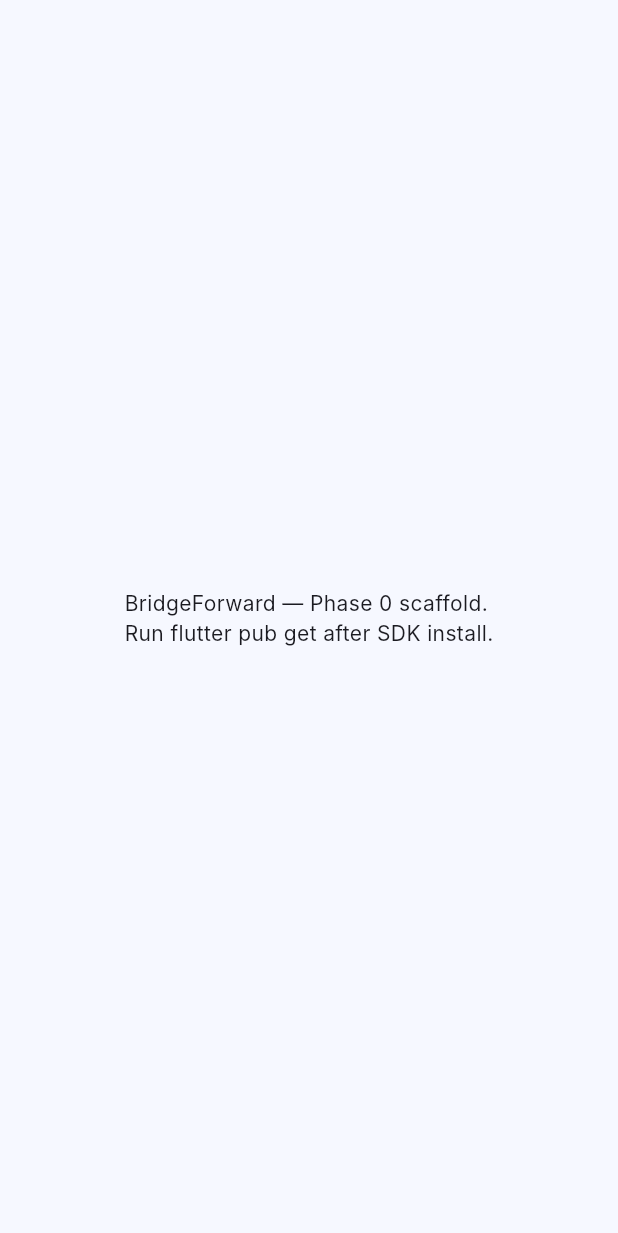
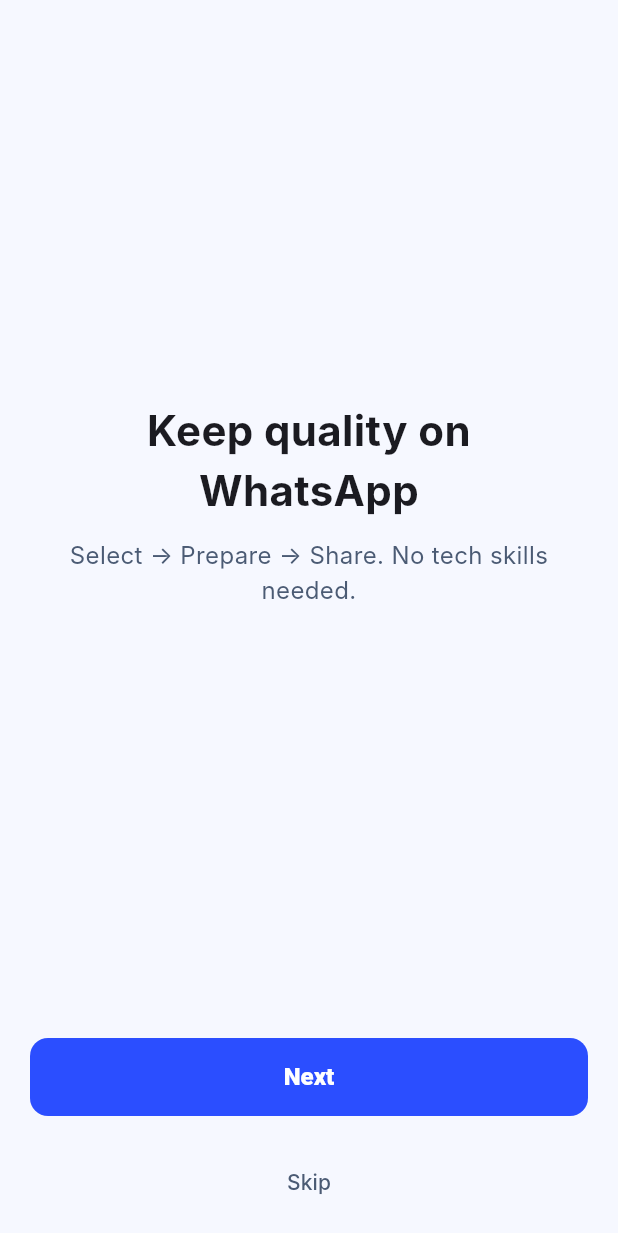
Before and after one commit to Zain556-hue/BridgeForward, a Flutter app: the screen it shows after launch, on a phone screen of 412 x 824 dp. Shown: the top 1233 px of the screen. Run offline on Flutter 3.47's test engine with Material 3 defaults, Android fonts, the light colour scheme and no system bars; our stand-ins replace flutter_riverpod; Roboto replaces fonts that are missing (Inter).

Commit message:
Phase 3: shell, onboarding, auth sheet, profile, settings

```diff
--- a/apps/mobile/lib/main.dart
+++ b/apps/mobile/lib/main.dart
@@ -1,25 +1,7 @@
 import 'package:flutter/material.dart';
 import 'package:flutter_riverpod/flutter_riverpod.dart';
-import 'package:design_system/design_system.dart';
+import 'src/app.dart';
 
 void main() {
   runApp(const ProviderScope(child: BridgeForwardApp()));
 }
-
-class BridgeForwardApp extends StatelessWidget {
-  const BridgeForwardApp({super.key});
-
-  @override
-  Widget build(BuildContext context) {
-    return MaterialApp(
-      title: 'BridgeForward',
-      theme: BridgeTheme.light(),
-      darkTheme: BridgeTheme.dark(),
-      home: const Scaffold(
-        body: Center(
-          child: Text('BridgeForward — Phase 0 scaffold.\nRun flutter pub get after SDK install.'),
-        ),
-      ),
-    );
-  }
-}
--- /dev/null
+++ b/apps/mobile/lib/src/app.dart
@@ -0,0 +1,45 @@
+import 'package:flutter/material.dart';
+import 'package:flutter_riverpod/flutter_riverpod.dart';
+import 'package:design_system/design_system.dart';
+import 'onboarding/onboarding_screen.dart';
+import 'home/home_screen.dart';
+import 'history/history_screen.dart';
+import 'discover/discover_screen.dart';
+import 'profile/profile_screen.dart';
+
+/// App shell: bottom tabs Home / History / Discover / Profile.
+/// First run shows onboarding, then shell. Login only for sync (Phase 3 rule).
+final firstRunProvider = StateProvider<bool>((_) => true);
+final tabIndexProvider = StateProvider<int>((_) => 0);
+
+class BridgeForwardApp extends ConsumerWidget {
+  const BridgeForwardApp({super.key});
+
+  @override
+  Widget build(BuildContext context, WidgetRef ref) {
+    final firstRun = ref.watch(firstRunProvider);
+    return MaterialApp(
+      title: 'BridgeForward',
+      theme: BridgeTheme.light(),
+      darkTheme: BridgeTheme.dark(),
+      home: firstRun ? const OnboardingScreen() : const AppShell(),
+    );
+  }
+}
+
+class AppShell extends ConsumerWidget {
+  const AppShell({super.key});
+
+  @override
+  Widget build(BuildContext context, WidgetRef ref) {
+    final index = ref.watch(tabIndexProvider);
+    const screens = [HomeScreen(), HistoryScreen(), DiscoverScreen(), ProfileScreen()];
+    return Scaffold(
+      body: screens[index],
+      bottomNavigationBar: BridgeBottomNav(
+        index: index,
+        onTap: (i) => ref.read(tabIndexProvider.notifier).state = i,
+      ),
+    );
+  }
+}
--- /dev/null
+++ b/apps/mobile/lib/src/onboarding/onboarding_screen.dart
@@ -0,0 +1,76 @@
+import 'package:flutter/material.dart';
+import 'package:flutter_riverpod/flutter_riverpod.dart';
+import 'package:design_system/design_system.dart';
+import '../app.dart';
+
+/// 3 pages: Value → Permission → Start. No login wall (Phase 3 rule).
+class OnboardingScreen extends ConsumerStatefulWidget {
+  const OnboardingScreen({super.key});
+  @override
+  ConsumerState<OnboardingScreen> createState() => _OnboardingScreenState();
+}
+
+class _OnboardingScreenState extends ConsumerState<OnboardingScreen> {
+  final _pages = const PageController();
+  int _i = 0;
+
+  @override
+  Widget build(BuildContext context) {
+    return Scaffold(
+      body: SafeArea(
+        child: Column(
+          children: [
+            Expanded(
+              child: PageView(
+                controller: _pages,
+                onPageChanged: (i) => setState(() => _i = i),
+                children: const [
+                  _Step(title: 'Keep quality on WhatsApp', body: 'Select → Prepare → Share. No tech skills needed.'),
+                  _Step(title: 'Your photos stay yours', body: 'Work happens on your phone. We ask for photo access only.'),
+                  _Step(title: 'Ready in 30 seconds', body: 'Pick one photo, tap Share to WhatsApp.'),
+                ],
+              ),
+            ),
+            Padding(
+              padding: const EdgeInsets.all(20),
+              child: BridgePrimaryButton(
+                label: _i < 2 ? 'Next' : 'Select media',
+                onPressed: () {
+                  if (_i < 2) {
+                    _pages.nextPage(duration: const Duration(milliseconds: 250), curve: Curves.easeOut);
+                  } else {
+                    ref.read(firstRunProvider.notifier).state = false;
+                  }
+                },
+              ),
+            ),
+            BridgeTertiaryButton(
+              label: 'Skip',
+              onPressed: () => ref.read(firstRunProvider.notifier).state = false,
+            ),
+            const SizedBox(height: 12),
+          ],
+        ),
+      ),
+    );
+  }
+}
+
+class _Step extends StatelessWidget {
+  final String title, body;
+  const _Step({required this.title, required this.body});
+  @override
+  Widget build(BuildContext context) {
+    return Padding(
+      padding: const EdgeInsets.all(32),
+      child: Column(
+        mainAxisAlignment: MainAxisAlignment.center,
+        children: [
+          Text(title, style: const TextStyle(fontSize: 28, fontWeight: FontWeight.w700), textAlign: TextAlign.center),
+          const SizedBox(height: 12),
+          Text(body, style: const TextStyle(color: BridgeColors.muted, fontSize: 16), textAlign: TextAlign.center),
+        ],
+      ),
+    );
+  }
+}
```
Also changed, not shown: apps/mobile/lib/src/auth/auth_repository.dart (added, +21 -0 lines), apps/mobile/lib/src/auth/auth_sheet.dart (added, +37 -0 lines), apps/mobile/lib/src/discover/discover_screen.dart (added, +9 -0 lines), apps/mobile/lib/src/history/history_screen.dart (added, +9 -0 lines), apps/mobile/lib/src/home/home_screen.dart (added, +22 -0 lines), apps/mobile/lib/src/profile/profile_screen.dart (added, +55 -0 lines), apps/mobile/lib/src/profile/settings_screen.dart (added, +23 -0 lines).
